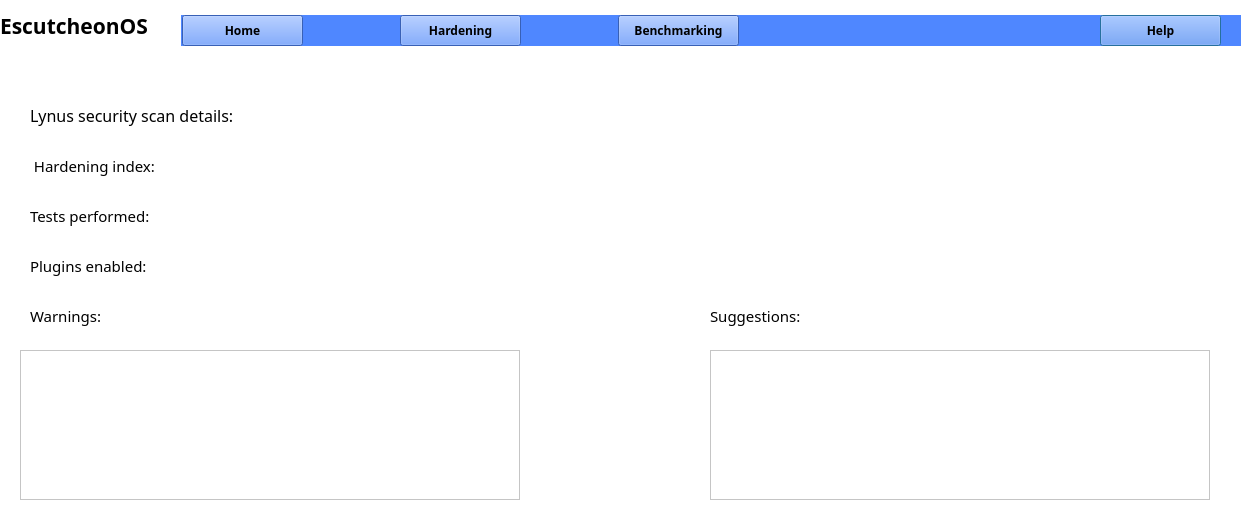
Old version of the form benchmarking.ui in the repository aadityakm113/UBSecure.
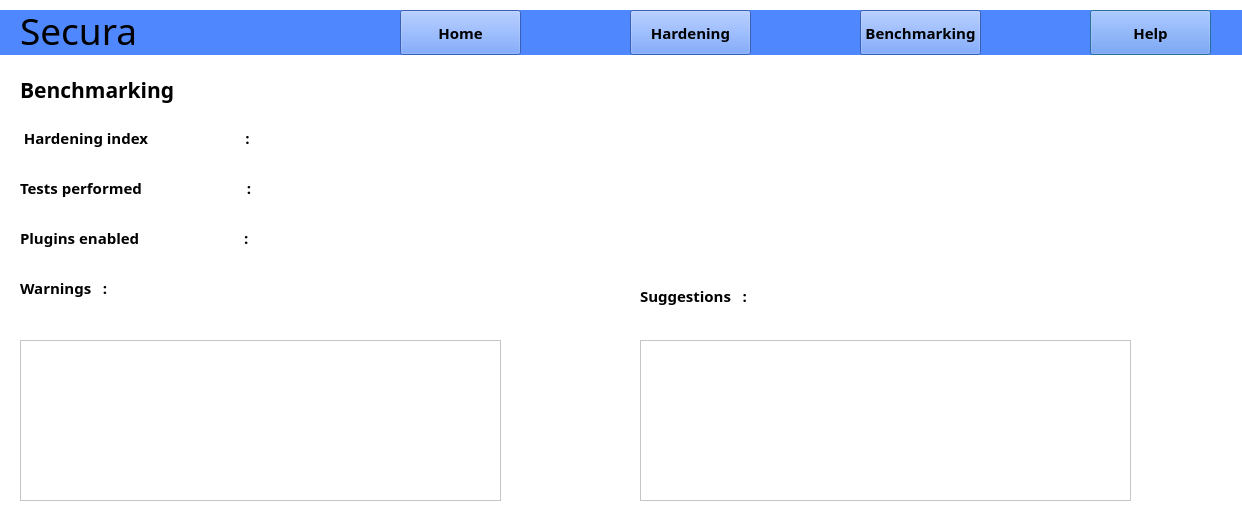
New version of the form.

The edit to the form file:
```diff
--- a/benchmarking.ui
+++ b/benchmarking.ui
@@ -31,10 +31,10 @@
   <widget class="QLabel" name="bluebar">
    <property name="geometry">
     <rect>
-     <x>0</x>
-     <y>15</y>
-     <width>1241</width>
-     <height>31</height>
+     <x>-10</x>
+     <y>10</y>
+     <width>1261</width>
+     <height>45</height>
     </rect>
    </property>
    <property name="styleSheet">
@@ -47,16 +47,16 @@
   <widget class="QPushButton" name="helpbutton">
    <property name="geometry">
     <rect>
-     <x>1100</x>
-     <y>15</y>
+     <x>1090</x>
+     <y>10</y>
      <width>121</width>
-     <height>31</height>
+     <height>45</height>
     </rect>
    </property>
    <property name="font">
     <font>
      <family>Segoe UI Semibold</family>
-     <pointsize>9</pointsize>
+     <pointsize>11</pointsize>
      <weight>75</weight>
      <bold>true</bold>
     </font>
@@ -72,16 +72,16 @@
   <widget class="QPushButton" name="benchmarkingbuttton">
    <property name="geometry">
     <rect>
-     <x>618</x>
-     <y>15</y>
+     <x>860</x>
+     <y>10</y>
      <width>121</width>
-     <height>31</height>
+     <height>45</height>
     </rect>
    </property>
    <property name="font">
     <font>
      <family>Segoe UI Semibold</family>
-     <pointsize>9</pointsize>
+     <pointsize>11</pointsize>
      <weight>75</weight>
      <bold>true</bold>
     </font>
@@ -97,16 +97,16 @@
   <widget class="QPushButton" name="hardeningbutton">
    <property name="geometry">
     <rect>
-     <x>400</x>
-     <y>15</y>
+     <x>630</x>
+     <y>10</y>
      <width>121</width>
-     <height>31</height>
+     <height>45</height>
     </rect>
    </property>
    <property name="font">
     <font>
      <family>Segoe UI Semibold</family>
-     <pointsize>9</pointsize>
+     <pointsize>11</pointsize>
      <weight>75</weight>
      <bold>true</bold>
     </font>
@@ -122,16 +122,16 @@
   <widget class="QPushButton" name="homebutton">
    <property name="geometry">
     <rect>
-     <x>182</x>
-     <y>15</y>
+     <x>400</x>
+     <y>10</y>
      <width>121</width>
-     <height>31</height>
+     <height>45</height>
     </rect>
    </property>
    <property name="font">
     <font>
      <family>Segoe UI Semibold</family>
-     <pointsize>9</pointsize>
+     <pointsize>11</pointsize>
      <weight>75</weight>
      <bold>true</bold>
     </font>
@@ -147,109 +147,119 @@
   <widget class="QLabel" name="titlelabel">
    <property name="geometry">
     <rect>
-     <x>0</x>
-     <y>0</y>
-     <width>181</width>
-     <height>51</height>
+     <x>20</x>
+     <y>10</y>
+     <width>171</width>
+     <height>41</height>
     </rect>
    </property>
    <property name="font">
     <font>
-     <family>Segoe UI Semibold</family>
-     <pointsize>16</pointsize>
-     <weight>75</weight>
-     <bold>true</bold>
-    </font>
-   </property>
-   <property name="text">
-    <string>EscutcheonOS</string>
-   </property>
-  </widget>
-  <widget class="QLabel" name="lynuscandetails">
-   <property name="geometry">
-    <rect>
-     <x>30</x>
-     <y>80</y>
-     <width>311</width>
-     <height>71</height>
-    </rect>
-   </property>
-   <property name="font">
-    <font>
-     <family>Segoe UI Semilight</family>
-     <pointsize>12</pointsize>
+     <family>Sitka</family>
+     <pointsize>28</pointsize>
      <weight>50</weight>
      <bold>false</bold>
     </font>
    </property>
+   <property name="styleSheet">
+    <string notr="true">background-color: rgb(79, 135, 255);
+</string>
+   </property>
    <property name="text">
-    <string>Lynus security scan details:</string>
+    <string>Secura</string>
+   </property>
+  </widget>
+  <widget class="QLabel" name="lynuscandetails">
+   <property name="geometry">
+    <rect>
+     <x>20</x>
+     <y>70</y>
+     <width>311</width>
+     <height>40</height>
+    </rect>
+   </property>
+   <property name="font">
+    <font>
+     <family>Segoe UI Semibold</family>
+     <pointsize>16</pointsize>
+     <weight>75</weight>
+     <bold>true</bold>
+    </font>
+   </property>
+   <property name="text">
+    <string>Benchmarking</string>
    </property>
   </widget>
   <widget class="QLabel" name="hardeningindex">
    <property name="geometry">
     <rect>
-     <x>30</x>
-     <y>140</y>
-     <width>151</width>
-     <height>51</height>
+     <x>20</x>
+     <y>120</y>
+     <width>291</width>
+     <height>35</height>
     </rect>
    </property>
    <property name="font">
     <font>
-     <family>Segoe UI Semilight</family>
+     <family>Segoe UI Semibold</family>
      <pointsize>11</pointsize>
+     <weight>75</weight>
+     <bold>true</bold>
     </font>
    </property>
    <property name="text">
-    <string> Hardening index:</string>
+    <string> Hardening index                         :</string>
    </property>
   </widget>
   <widget class="QLabel" name="testsperformed">
    <property name="geometry">
     <rect>
-     <x>30</x>
-     <y>190</y>
-     <width>161</width>
-     <height>51</height>
+     <x>20</x>
+     <y>170</y>
+     <width>291</width>
+     <height>35</height>
     </rect>
    </property>
    <property name="font">
     <font>
-     <family>Segoe UI Semilight</family>
+     <family>Segoe UI Semibold</family>
      <pointsize>11</pointsize>
+     <weight>75</weight>
+     <bold>true</bold>
     </font>
    </property>
    <property name="text">
-    <string>Tests performed:</string>
+    <string>Tests performed                           :</string>
    </property>
   </widget>
   <widget class="QLabel" name="pluginsenabled">
    <property name="geometry">
     <rect>
-     <x>30</x>
-     <y>240</y>
-     <width>161</width>
-     <height>51</height>
+     <x>20</x>
+     <y>220</y>
+     <width>301</width>
+     <height>35</height>
     </rect>
    </property>
    <property name="font">
     <font>
-     <family>Segoe UI Semilight</family>
+     <family>Segoe UI Semibold</family>
      <pointsize>11</pointsize>
+     <weight>75</weight>
+     <bold>true</bold>
     </font>
    </property>
    <property name="text">
-    <string>Plugins enabled:</string>
+    <string>Plugins enabled                           :</string>
    </property>
   </widget>
   <widget class="QLabel" name="hardeningiput">
    <property name="geometry">
     <rect>
-     <x>380</x>
-     <y>140</y>
+     <x>390</x>
+     <y>120</y>
      <width>171</width>
-     <height>21</height>
+     <height>31</height>
     </rect>
    </property>
    <property name="text">
@@ -260,9 +270,9 @@
    <property name="geometry">
     <rect>
      <x>380</x>
-     <y>190</y>
-     <width>171</width>
-     <height>21</height>
+     <y>170</y>
+     <width>181</width>
+     <height>31</height>
     </rect>
    </property>
    <property name="text">
@@ -273,9 +283,9 @@
    <property name="geometry">
     <rect>
      <x>380</x>
-     <y>240</y>
-     <width>171</width>
-     <height>21</height>
+     <y>220</y>
+     <width>181</width>
+     <height>31</height>
     </rect>
    </property>
    <property name="text">
@@ -286,58 +296,62 @@
    <property name="geometry">
     <rect>
      <x>20</x>
-     <y>350</y>
-     <width>500</width>
-     <height>150</height>
+     <y>340</y>
+     <width>481</width>
+     <height>161</height>
     </rect>
    </property>
   </widget>
   <widget class="QTextBrowser" name="textBrowser_2">
    <property name="geometry">
     <rect>
-     <x>710</x>
-     <y>350</y>
-     <width>500</width>
-     <height>150</height>
+     <x>640</x>
+     <y>340</y>
+     <width>491</width>
+     <height>161</height>
     </rect>
    </property>
   </widget>
   <widget class="QLabel" name="warningselabel">
    <property name="geometry">
     <rect>
-     <x>30</x>
-     <y>290</y>
-     <width>161</width>
-     <height>51</height>
+     <x>20</x>
+     <y>270</y>
+     <width>301</width>
+     <height>35</height>
     </rect>
    </property>
    <property name="font">
     <font>
-     <family>Segoe UI Semilight</family>
+     <family>Segoe UI Semibold</family>
      <pointsize>11</pointsize>
+     <weight>75</weight>
+     <bold>true</bold>
     </font>
    </property>
    <property name="text">
-    <string>Warnings:</string>
+    <string>Warnings   :</string>
    </property>
   </widget>
   <widget class="QLabel" name="Suggestionslabel">
    <property name="geometry">
     <rect>
-     <x>710</x>
-     <y>290</y>
+     <x>640</x>
+     <y>270</y>
      <width>161</width>
      <height>51</height>
     </rect>
    </property>
    <property name="font">
     <font>
-     <family>Segoe UI Semilight</family>
+     <family>Segoe UI Semibold</family>
      <pointsize>11</pointsize>
+     <weight>75</weight>
+     <bold>true</bold>
     </font>
    </property>
    <property name="text">
-    <string>Suggestions:</string>
+    <string>Suggestions   :</string>
    </property>
   </widget>
  </widget>
```
Left out of the diff: 10 changed lines with no effect on the pictures.
